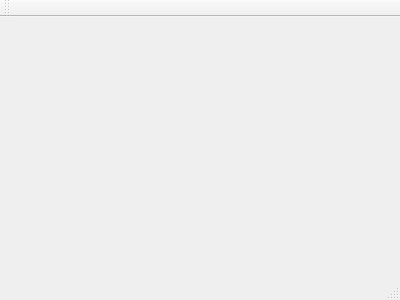
Above: mainwindow.ui from chinazhangchao/BestCommander before the change. Below: the same form after it.
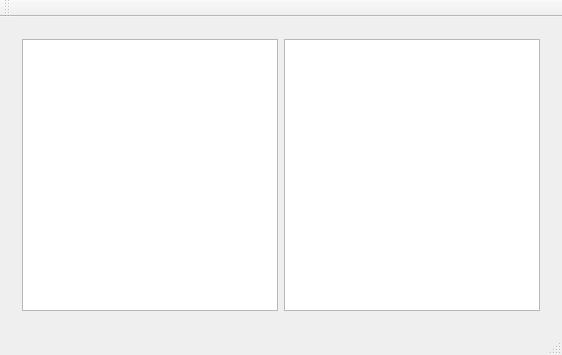
That is the form after the change.

```diff
--- a/mainwindow.ui
+++ b/mainwindow.ui
@@ -1,24 +1,60 @@
 <ui version="4.0">
  <class>MainWindow</class>
- <widget class="QMainWindow" name="MainWindow" >
-  <property name="geometry" >
+ <widget class="QMainWindow" name="MainWindow">
+  <property name="geometry">
    <rect>
     <x>0</x>
     <y>0</y>
-    <width>400</width>
-    <height>300</height>
+    <width>497</width>
+    <height>355</height>
    </rect>
   </property>
   <property name="windowTitle" >
    <string>MainWindow</string>
   </property>
-  <widget class="QMenuBar" name="menuBar" />
-  <widget class="QToolBar" name="mainToolBar" />
-  <widget class="QWidget" name="centralWidget" />
-  <widget class="QStatusBar" name="statusBar" />
+  <widget class="QWidget" name="centralWidget">
+   <layout class="QVBoxLayout" name="verticalLayout">
+    <item>
+     <widget class="QWidget" name="viewWidget" native="true">
+      <property name="sizePolicy">
+       <sizepolicy hsizetype="MinimumExpanding" vsizetype="MinimumExpanding">
+        <horstretch>0</horstretch>
+        <verstretch>0</verstretch>
+       </sizepolicy>
+      </property>
+      <layout class="QHBoxLayout" name="horizontalLayout">
+       <item>
+        <widget class="QListView" name="leftView"/>
+       </item>
+       <item>
+        <widget class="QListView" name="rightView"/>
+       </item>
+      </layout>
+     </widget>
+    </item>
+   </layout>
+  </widget>
+  <widget class="QMenuBar" name="menuBar">
+   <property name="geometry">
+    <rect>
+     <x>0</x>
+     <y>0</y>
+     <width>497</width>
+     <height>22</height>
+    </rect>
+   </property>
+  </widget>
+  <widget class="QToolBar" name="mainToolBar">
+   <attribute name="toolBarArea">
+    <enum>TopToolBarArea</enum>
+   </attribute>
+   <attribute name="toolBarBreak">
+    <bool>false</bool>
+   </attribute>
+  </widget>
+  <widget class="QStatusBar" name="statusBar"/>
  </widget>
- <layoutDefault spacing="6" margin="11" />
- <pixmapfunction></pixmapfunction>
+ <layoutdefault spacing="6" margin="11"/>
  <resources/>
  <connections/>
 </ui>
```
Left out of the diff: 3 changed lines with no effect on the pictures.
